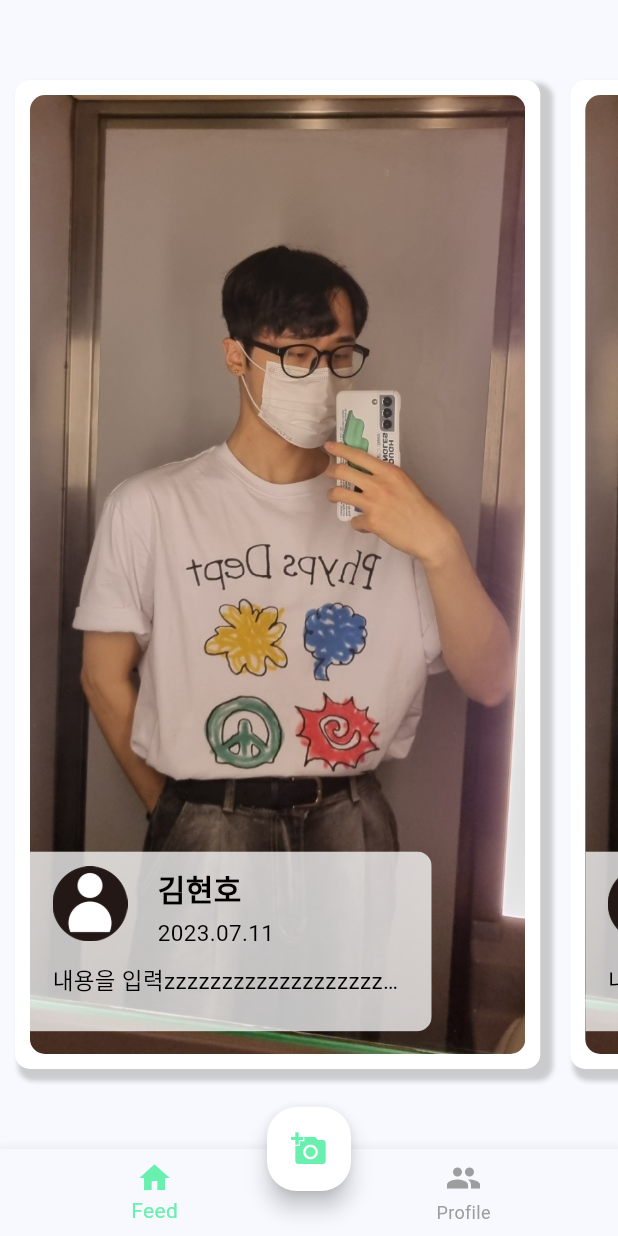
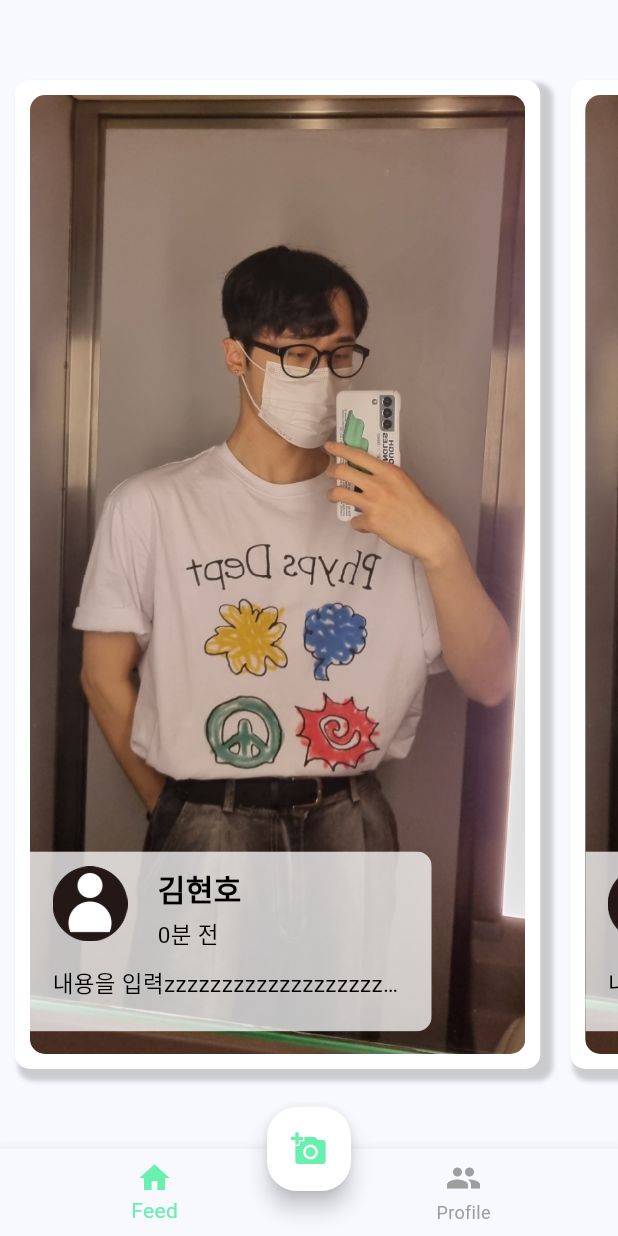
Before and after one commit to kimhaeno/Login, a Flutter app: the screen it shows after launch, after a tap on "로그인", on a phone screen of 412 x 824 dp. Run offline on Flutter 3.47's test engine with Material 2 defaults, Android fonts, the phone set to English and light mode, and no system bars; our stand-ins replace flutter_native_splash, image_picker; network calls fail.

Commit message:
사진 추가

```diff
--- a/lib/FeedProvider.dart
+++ b/lib/FeedProvider.dart
@@ -18,7 +18,7 @@ class FeedProvider extends ChangeNotifier {
               photo: 'assets/images/sample1.jpg',
               profile: 'assets/images/profile_default.png',
               name: '김현호',
-              date: '2023.07.11',
+              date: DateTime.now(),
               body: '내용을 입력'
           ));
         }
@@ -41,7 +41,7 @@ class FeedProvider extends ChangeNotifier {
           photo: 'assets/images/sample1.jpg',
           profile: 'assets/images/profile_default.png',
           name: '김현호',
-          date: '2023.07.11',
+          date: DateTime.now(),
           body: '내용을 입력zzzzzzzzzzzzzzzzzzzzzzzzzzzzzzzzzzzzzzzzzzzzzzzzzzzzzzzzzzzzzzzzzz'
       ));
     }
@@ -58,7 +58,7 @@ class FeedProvider extends ChangeNotifier {
               photo: 'assets/images/sample1.jpg',
               profile: 'assets/images/profile_default.png',
               name: '김현호',
-              date: '2023.07.11',
+              date: DateTime.now(),
               body: '내용을 입력'
           ));
         }
--- a/lib/PostDetailedPage.dart
+++ b/lib/PostDetailedPage.dart
@@ -100,7 +100,7 @@ class _PostDetailedPageState extends State<PostDetailedPage> {
                               ),
                               SizedBox(height: 5,),
                               Text(
-                                widget.preinfo.date,
+                                widget.preinfo.date.toString(),
                                 style: const TextStyle(
                                   fontSize: 15,
                                   color: Colors.black,
--- a/lib/PostInfo.dart
+++ b/lib/PostInfo.dart
@@ -5,7 +5,7 @@ class PostPreviewInfo {
   late String photo;
   late String profile;
   late String name;
-  late String date;
+  late DateTime date;
   late String body;
   late String postId;
 
@@ -23,7 +23,7 @@ class PostPreviewInfo {
 class PostInfo {
   late String photo;
   late String uploader;
-  late String date;
+  late DateTime date;
   late String body;
   late String postId;
   late List<WearInfo> wearList;
--- a/lib/PostView.dart
+++ b/lib/PostView.dart
@@ -1,6 +1,7 @@
 import 'package:flutter/material.dart';
 import 'package:login/PostDetailedPage.dart';
 import 'package:login/PostInfo.dart';
+import 'package:login/dateManager.dart';
 
 class PostView extends StatelessWidget {
   PostView({
@@ -12,6 +13,10 @@ class PostView extends StatelessWidget {
 
   @override
   Widget build(BuildContext context) {
+
+    String date = dateManager(info.date);
+
+
     return GestureDetector(
       onTap: () {
         Navigator.push(
@@ -83,7 +88,7 @@ class PostView extends StatelessWidget {
                               ),
                               SizedBox(height: 5,),
                               Text(
-                                info.date,
+                                date,
                                 style: TextStyle(
                                   fontSize: 15,
                                   color: Colors.black,
--- a/lib/Profile.dart
+++ b/lib/Profile.dart
@@ -1,5 +1,6 @@
 import 'package:flutter/material.dart';
 import 'package:login/PhotoGridView.dart';
+import 'package:login/ChangeInfo.dart';
 
 class Profile extends StatefulWidget {
   Profile({ Key? key}) : super(key: key);
@@ -89,8 +90,10 @@ class _Profile extends State<Profile> {
                   right: 20,
                   child: IconButton(
                     icon: Icon(Icons.create),
+                    color: Colors.white,
                     onPressed: (){
-                      //(context) => ChangeInfo();
+                      Navigator.push(context,
+                      MaterialPageRoute(builder: (context) => ChangeInfo()));
                     },
                   )
                 )
--- /dev/null
+++ b/lib/dateManager.dart
@@ -0,0 +1,17 @@
+import 'package:intl/intl.dart';
+
+String dateManager (DateTime date){
+  final diff = DateTime.now().difference(date);
+
+  if(diff < Duration(days: 1)){
+    int hours = diff.inHours;
+    if (hours < 1) {
+      int minutes = diff.inMinutes;
+      return "$minutes분 전";
+    } else {
+      return "$hours시간 전";
+    }
+  } else {
+    return DateFormat('yyyy년 MM월 dd일').format(date);
+  }
+}
--- a/pubspec.yaml
+++ b/pubspec.yaml
@@ -16,6 +16,7 @@ dependencies:
   image_picker: ^0.8.4+3
   image_cropper: ^3.0.1
   get: ^4.6.5
+  intl: 0.18.1
 
 
   cupertino_icons: ^1.0.2
```
Also changed, not shown: lib/ChangeInfo.dart (+27 -0 lines), pubspec.lock.
